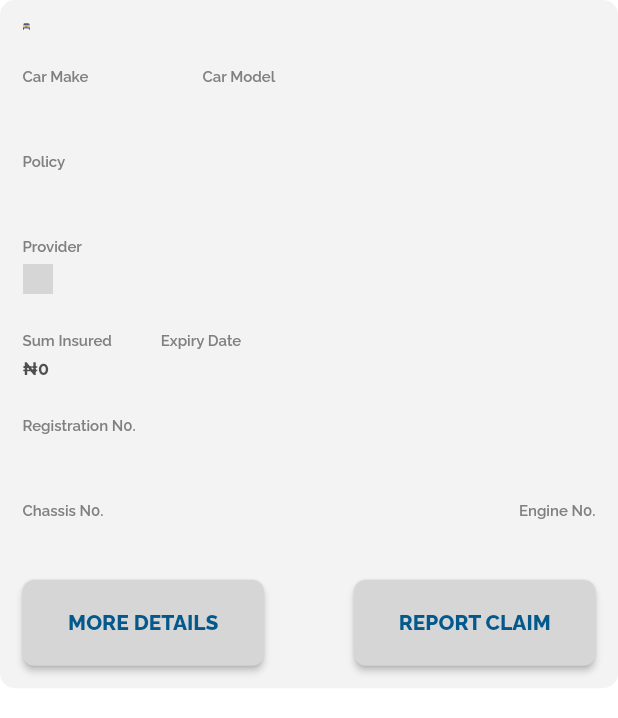
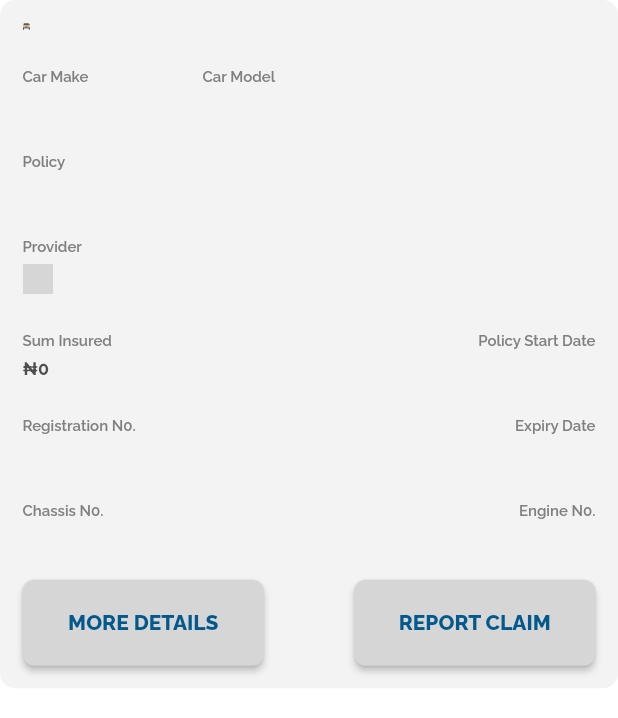
Before and after one commit to Adebanji29/insure-mart, a Flutter app: the InsuranceItem widget shown alone on an empty page, opened directly with empty values, on a phone screen of 412 x 824 dp. Shown: the top 718 px of the screen. Run offline on Flutter 3.47's test engine with Material 2 defaults, Android fonts, the phone set to English and light mode, and no system bars; our stand-ins replace cloud_firestore, connectivity_plus, currency_text_input_formatter, double_back_to_close_app, dropdown_button2, firebase_auth and 12 more; missing offline and left inert: flutter_login_facebook, flutter_paystack, shared_preferences_web; accounts and stored records are empty; grey boxes are pictures that could not be loaded.

Commit message:
expiry date computed

```diff
--- a/lib/screen/home/step_five.dart
+++ b/lib/screen/home/step_five.dart
@@ -52,6 +52,7 @@ class _StepFiveState extends State<StepFive> {
     computation.getHackneyPermit();
     computation.getRoadWorthiness();
     computation.getClassOfInsurane();
+    computation.getThirdPartyInsuranceCost();
     super.initState();
   }
 
@@ -64,8 +65,7 @@ class _StepFiveState extends State<StepFive> {
    var rrw= computation.getRRW;
    var hp=computation.getHP;
 
-
-  double rdPartyCost= 3000000.00;
+var rdPartyCost= computation.get3rdParty;
 
    widget.model.sumInsured== 0? sumInsured=0: sumInsured= widget.model.sumInsured;
      basicPremium= (0.02 * sumInsured);
--- a/lib/screen/home/step_six.dart
+++ b/lib/screen/home/step_six.dart
@@ -116,7 +116,7 @@ class _StepSixState extends State<StepSix> {
         const SizedBox(height: 76),
         const Divider(),
         const SizedBox(height: 25),
-        textRow('Amount Insured','₦${formatter.format(double.parse(widget.model.sumInsured.toString().replaceAll(RegExp('[^0-9.]'), '')))}'),
+      textRow('Amount Insured',  widget.model.coverType.toString().contains("party")?'₦0':'₦${formatter.format(double.parse(widget.model.sumInsured.toString().replaceAll(RegExp('[^0-9.]'), '')))}'),
         const SizedBox(height: 10),
         textRow('Extensions + Addons',
             widget.model.step3Extensions.toString() != null? widget.model.step3Extensions.length.toString():"0",),
--- a/lib/screen/insurance/insurance.dart
+++ b/lib/screen/insurance/insurance.dart
@@ -1,6 +1,7 @@
 import 'package:flutter/material.dart';
 import 'package:insuremart_app/screen/claims/new_claim.dart';
 import 'package:intl/intl.dart';
+import 'package:jiffy/jiffy.dart';
 import 'package:provider/provider.dart';
 
 import '../../Backend models/insurance_model.dart';
@@ -108,6 +109,7 @@ class InsuranceItem extends StatelessWidget {
   @override
   Widget build(BuildContext context) {
     var formatter= NumberFormat.decimalPattern('en_us');
+
     insuranceModel.carmake== "Toyota"? insuranceModel.carMakeImage='assets/images/toyota_logo.png':insuranceModel.carMakeImage='assets/images/jeep.png';
     final size = MediaQuery.of(context).size;
     return Container(
@@ -135,11 +137,19 @@ class InsuranceItem extends StatelessWidget {
           const CustomSizedBox(height: 25),
           buildProvider(insuranceModel.providerImage.toString(), insuranceModel.providerName.toString()),
           const CustomSizedBox(height: 25),
+          insuranceModel.coverType.toString().contains("party")?
           Row(
             children: [
-              insuranceModel.coverType.toString().contains("party")?Container(): textSubtext('Sum Insured', '₦${formatter.format(double.parse(insuranceModel.sumInsured.toString().replaceAll(RegExp('[^0-9.]'), '')))}', money: true),
-              const CustomSizedBox(width: 30),
-              textSubtext('Expiry Date', insuranceModel.expDate.toString()),
+              textSubtext('Policy Start Date', insuranceModel.policyStartDate.toString()),
+            ],
+          ):
+          Row(
+            mainAxisAlignment: MainAxisAlignment.spaceBetween,
+            children: [
+              textSubtext('Sum Insured', '₦${formatter.format(double.parse(insuranceModel.sumInsured.toString().replaceAll(RegExp('[^0-9.]'), '')))}', money: true),
+             const CustomSizedBox(width: 30),
+              textSubtext('Policy Start Date', insuranceModel.policyStartDate.toString()),
+
             ],
           ),
           const CustomSizedBox(height: 25),
@@ -150,7 +160,7 @@ class InsuranceItem extends StatelessWidget {
                 'Registration N0.',
                 insuranceModel.registrationNumber.toString()),
                 // '*****${insuranceModel.registrationNumber.toString().substring(insuranceModel.registrationNumber.toString().length - 4)}',),
-              ]
+              textSubtext('Expiry Date', insuranceModel.expDate.toString()),]
                 ),
 
           const CustomSizedBox(height: 25),
--- a/lib/screen/insurance/insurance_detail.dart
+++ b/lib/screen/insurance/insurance_detail.dart
@@ -18,8 +18,6 @@ class InsuranceDetail extends StatelessWidget {
   @override
   Widget build(BuildContext context) {
     var formatter= NumberFormat.decimalPattern('en_us');
-    // final insuranceId = ModalRoute.of(context)!.settings.arguments as int;
-    // final insurance = context.read<InsuranceProvider>().findById(insuranceId);
 
     final Size size = MediaQuery.of(context).size;
     return Scaffold(
@@ -85,8 +83,8 @@ class InsuranceDetail extends StatelessWidget {
                   textSubtext('Purchase date', model.purchaceDate.toString().substring(0,11)),
                   const CustomSizedBox(width: 34),
                   textSubtext('Policy start date', model.policyStartDate.toString()),
-                  const CustomSizedBox(width: 34),
-                  textSubtext('Renewal date', model.renewalDate.toString()),
+                  // const CustomSizedBox(width: 34),
+                  // textSubtext('Renewal date', model.renewalDate.toString()),
 
                 ],
               ),
--- a/lib/widget/bottom_sheet.dart
+++ b/lib/widget/bottom_sheet.dart
@@ -1,4 +1,6 @@
 import 'package:flutter/material.dart';
+import 'package:insuremart_app/Backend%20models/insurance_model.dart';
+import 'package:insuremart_app/provider/insurance_provider.dart';
 import 'package:insuremart_app/screen/insurance/insurance.dart';
 import 'package:provider/provider.dart';
 
@@ -12,6 +14,8 @@ import 'buttons.dart';
 
 Future<dynamic> carBottomSheet(BuildContext context) {
   final insure = context.read<NewInsuranceManager>();
+  final inst = context.read<InsuranceProvider>();
+  InsuranceModel model=InsuranceModel(sumInsured: 0, step3Extensions: []);
   return showModalBottomSheet(
     context: context,
     builder: (context) => Padding(
@@ -39,6 +43,7 @@ Future<dynamic> carBottomSheet(BuildContext context) {
             title: 'NEW CAR INSURANCE',
             onPressed: () {
               insure.clearStep3Extensions();
+              inst.clearImageFiles();
               Navigator.of(context).pop();
               Navigator.of(context).pushNamed(NewInsurance.route);
             },
--- a/pubspec.yaml
+++ b/pubspec.yaml
@@ -62,7 +62,7 @@ dependencies:
   flutter_paystack:
   firebase_messaging:
   double_back_to_close_app:
-
+  jiffy:
 
 
 
```
Also changed, not shown: lib/Payment/payment_page.dart (+6 -2 lines), lib/computation/computation.dart (+12 -25 lines), lib/provider/insurance_provider.dart (+32 -26 lines), lib/screen/claims/new_claim.dart (+0 -70 lines), pubspec.lock, 1 other file.
